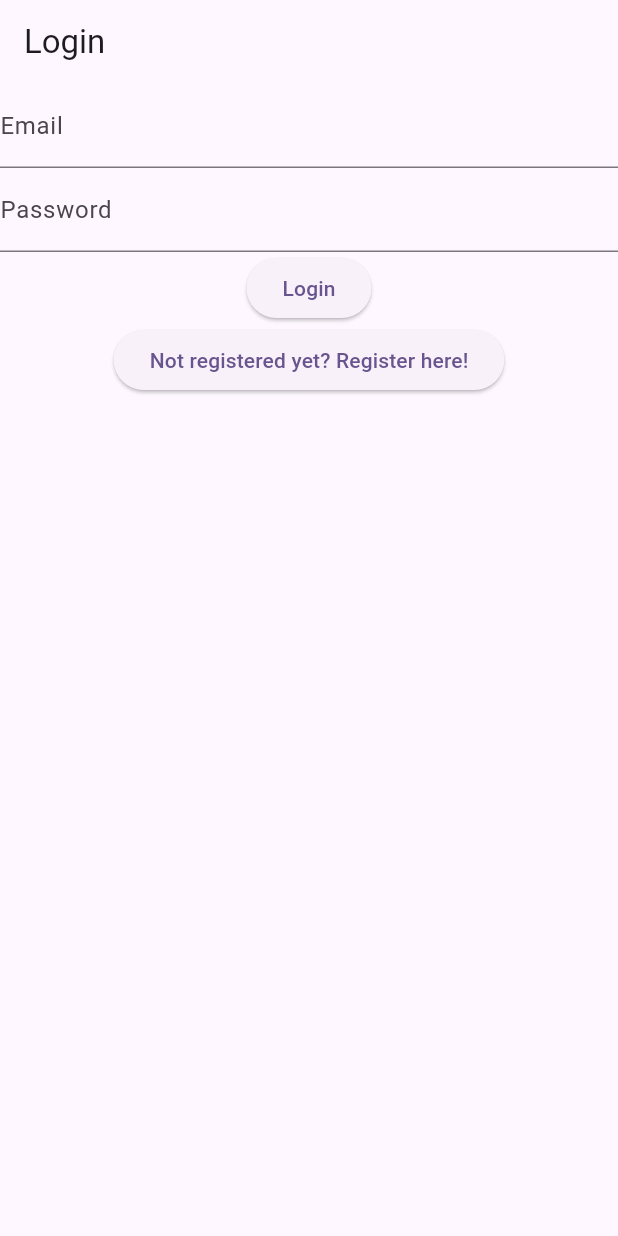
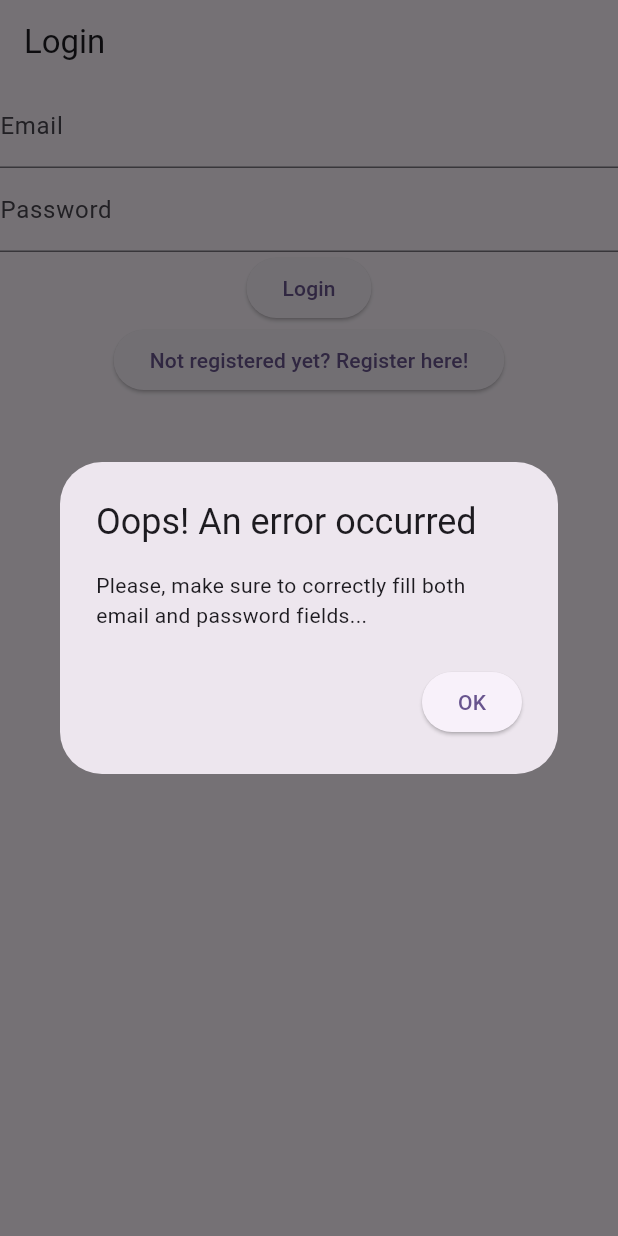
Before and after one commit to Megabyte94/NotesAppTutorial2, a Flutter app: the screen it shows after launch, after a tap on "Login", on a phone screen of 412 x 824 dp. Run offline on Flutter 3.47's test engine with Material 3 defaults, Android fonts, the phone set to English and light mode, and no system bars; our stand-ins replace firebase_auth, firebase_core; accounts and stored records are empty.

Commit message:
Chapter 21 - 05/06/2024
Fix import statement for devtools.log in main.dart

Error handling in login_view

```diff
--- a/lib/main.dart
+++ b/lib/main.dart
@@ -7,7 +7,7 @@ import 'package:notes/views/email_verification.dart';
 import 'package:notes/views/login_view.dart';
 import 'package:notes/views/notes_view.dart';
 import 'package:notes/views/register_view.dart';
-import 'dart:developer' as devtools show log;
+//import 'dart:developer' as devtools show log;
 
 // App entry point
 void main() {
--- /dev/null
+++ b/lib/utilities/show_error_dialog.dart
@@ -0,0 +1,21 @@
+import 'package:flutter/material.dart';
+
+Future<void> showErrorDialog(BuildContext context, String mainText, String btnText) {
+  return showDialog(
+    context: context,
+    builder: (context) {
+      return AlertDialog(
+        title: const Text('Oops! An error occurred'),
+        content: Text(mainText),
+        actions: [
+          ElevatedButton(
+            onPressed: () {
+              Navigator.of(context).pop();
+            },
+            child: Text(btnText),
+          ),
+        ],
+      );
+    }
+  );
+}
--- a/lib/views/login_view.dart
+++ b/lib/views/login_view.dart
@@ -3,6 +3,7 @@ import 'package:flutter/material.dart';
 import 'dart:developer' as devtools show log;
 
 import 'package:notes/constants/routes.dart';
+import 'package:notes/utilities/show_error_dialog.dart';
 
 class LoginView extends StatefulWidget {
   const LoginView({super.key});
@@ -54,19 +55,39 @@ class _LoginViewState extends State<LoginView> {
           ElevatedButton(
             onPressed: () async {
               try {
+                if (_email.text.isNotEmpty && _password.text.isNotEmpty) {
                   await FirebaseAuth.instance.signInWithEmailAndPassword(email: _email.text, password: _password.text);
                   final user = FirebaseAuth.instance.currentUser;
                   if (user != null) {
                     if (user.emailVerified) {
                       Navigator.of(context).pushNamedAndRemoveUntil(notesRoute, (route) => false);
-                  }
-                  else {
+                    } else {
                       Navigator.of(context).pushNamedAndRemoveUntil(emailVerificationRoute, (route) => false);
                     }
                   }
+                } else {
+                  showErrorDialog(context, 'Please, make sure to correctly fill both email and password fields...', 'OK');
+                }
+
               } on FirebaseAuthException catch (e) {
-                devtools.log('Failed with error code: ${e.code}');
-                devtools.log(e.message.toString());
+                if (e.code == 'invalid-email') {
+                  showErrorDialog(context, 'The email you entered is invalid and could not be recognized. Please, double check it and try again...', 'OK');
+                } else if (e.code == 'invalid-credential') {
+                  showErrorDialog(context, 'Please, check your email and password or try again later...', 'OK');
+                } /* else if (e.code == 'user-not-found') {
+                  // ONLY WORKS IF "EMAIL ENUMERATION" IS ENABLED FROM FIREBASE AUTHENTICATION SETTINGS
+                  showErrorDialog(context, 'No registered account founded. Please, check your email address...', 'OK');
+                } else if (e.code == 'wrong-password') {
+                  // ONLY WORKS IF "EMAIL ENUMERATION" IS ENABLED FROM FIREBASE AUTHENTICATION SETTINGS
+                  showErrorDialog(context, 'The password you entered is incorrect. Please, double check it and try again...', 'OK');
+                } */
+                else {
+                  showErrorDialog(context, 'Please, check your email and password or try again later...', 'OK');
+                }
+
+                devtools.log(e.code);
+              } catch (e) {
+                showErrorDialog(context, 'An unknown error has occurred. Please, try again later...', 'OK');
               }
             },
             child: const Text('Login'),
```
Also changed, not shown: lib/utilities/show_logout_dialog.dart (added, +27 -0 lines), lib/views/notes_view.dart (+4 -29 lines). Lines whose indentation alone changed are shown as unchanged.
